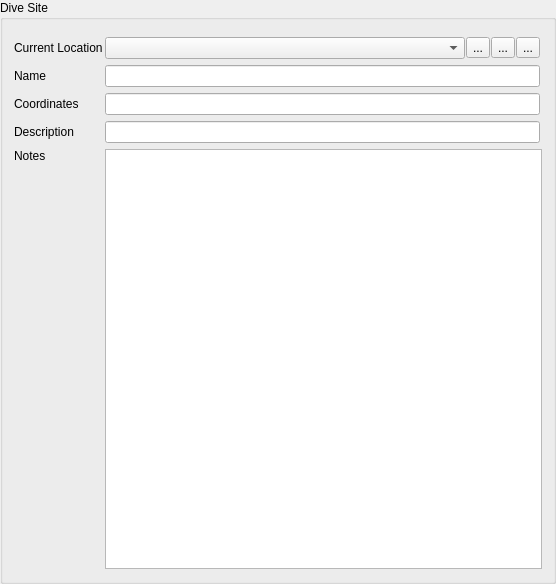
Above: qt-ui/locationInformation.ui from subsurface/subsurface before the change. Below: the same form after it.
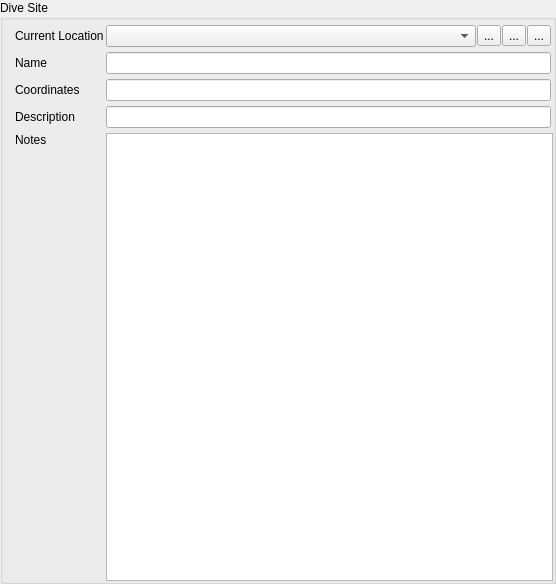
That is the form after the change. Icons and pictures are not drawn. Custom widgets are drawn as their Qt base class.

Commit message:
Layout issues: Major rework on the MainTab
This seems almost perfect now.

The edit to the form file:
```diff
--- a/qt-ui/locationInformation.ui
+++ b/qt-ui/locationInformation.ui
@@ -17,14 +17,23 @@
    <string>Dive Site</string>
   </property>
   <layout class="QGridLayout" name="gridLayout">
-   <property name="bottomMargin">
+   <property name="leftMargin">
     <number>12</number>
    </property>
+   <property name="topMargin">
+    <number>0</number>
+   </property>
+   <property name="rightMargin">
+    <number>0</number>
+   </property>
+   <property name="bottomMargin">
+    <number>0</number>
+   </property>
    <property name="horizontalSpacing">
     <number>2</number>
    </property>
    <property name="verticalSpacing">
-    <number>-1</number>
+    <number>5</number>
    </property>
    <item row="1" column="0">
     <widget class="QLabel" name="label_5">
```
The commit also changes 1 other file.
